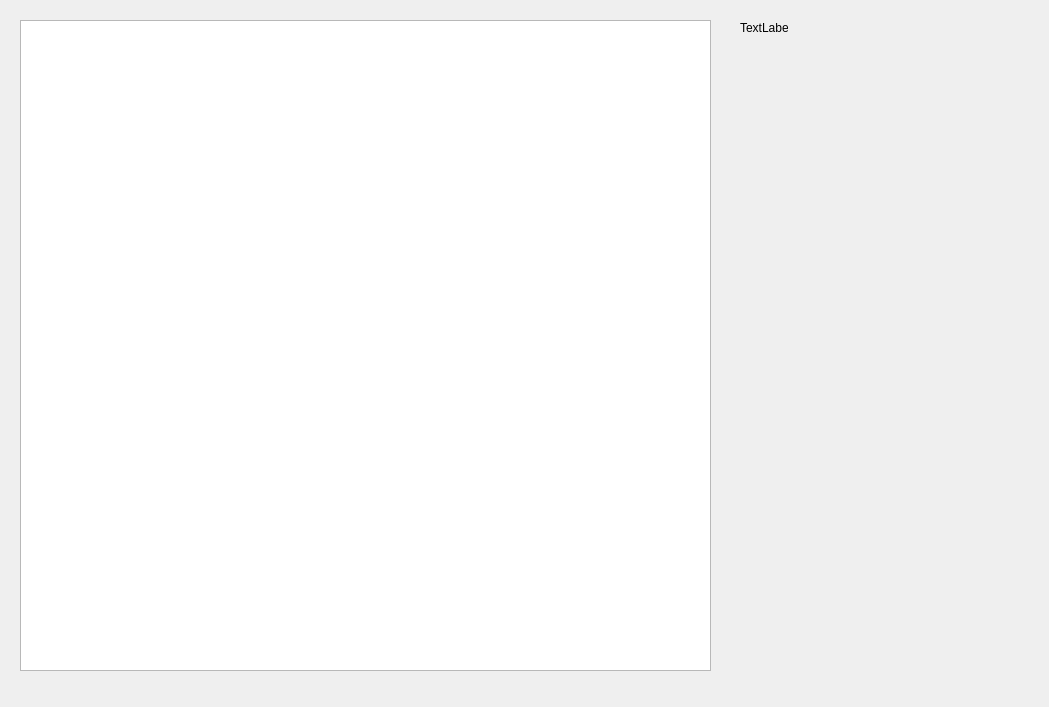
First picture: the form in sessionform.ui, repository FINALYESICAN/Qt_PacketReader, before the edit.
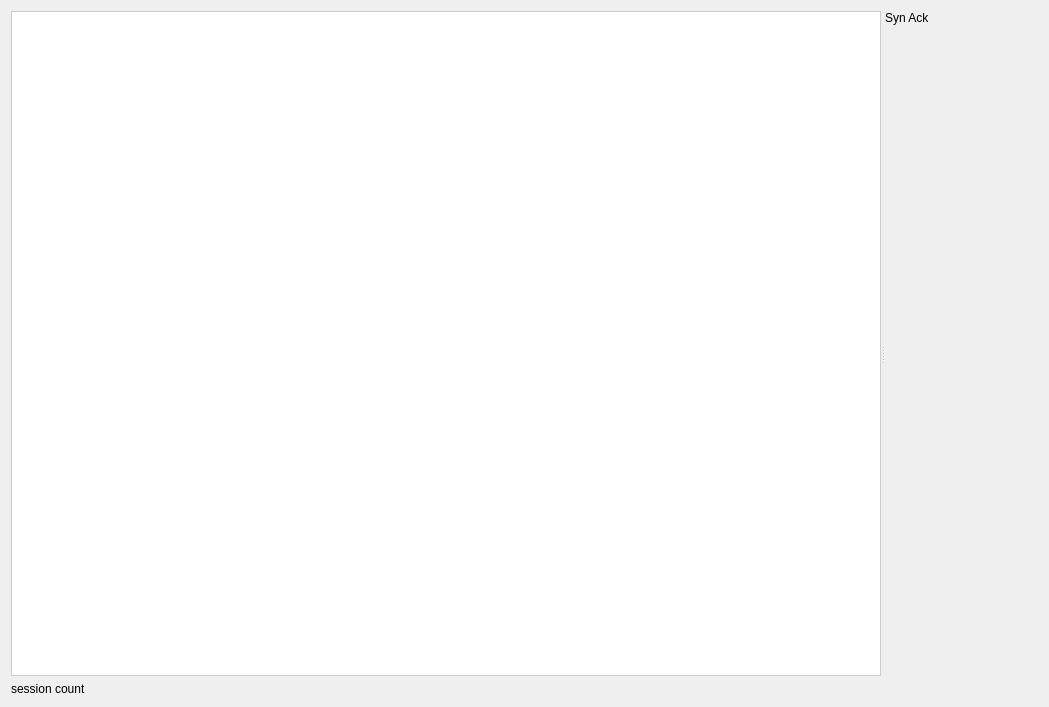
Second picture: the form after the edit.

Diff of the .ui file:
```diff
--- a/sessionform.ui
+++ b/sessionform.ui
@@ -13,49 +13,84 @@
   <property name="windowTitle">
    <string>Form</string>
   </property>
-  <widget class="QTableView" name="tableSessions">
-   <property name="geometry">
-    <rect>
-     <x>20</x>
-     <y>20</y>
-     <width>691</width>
-     <height>651</height>
-    </rect>
-   </property>
-  </widget>
-  <widget class="QWidget" name="rttChartContainer" native="true">
-   <property name="geometry">
-    <rect>
-     <x>740</x>
-     <y>40</y>
-     <width>281</width>
-     <height>351</height>
-    </rect>
-   </property>
-  </widget>
-  <widget class="QWidget" name="tpChartContainer" native="true">
-   <property name="geometry">
-    <rect>
-     <x>740</x>
-     <y>410</y>
-     <width>281</width>
-     <height>261</height>
-    </rect>
-   </property>
-  </widget>
-  <widget class="QLabel" name="lblSynRtt">
-   <property name="geometry">
-    <rect>
-     <x>740</x>
-     <y>20</y>
-     <width>48</width>
-     <height>16</height>
-    </rect>
-   </property>
-   <property name="text">
-    <string>TextLabel</string>
-   </property>
-  </widget>
+  <layout class="QHBoxLayout" name="horizontalLayout">
+   <item>
+    <widget class="QSplitter" name="splitter">
+     <property name="orientation">
+      <enum>Qt::Orientation::Horizontal</enum>
+     </property>
+     <widget class="QWidget" name="">
+      <layout class="QVBoxLayout" name="verticalLayout_2">
+       <item>
+        <widget class="QTableView" name="tableSessions">
+         <property name="styleSheet">
+          <string notr="true">QTableView {
+    background-color: #ffffff;
+    alternate-background-color: #f5f5f5;
+    gridline-color: #dcdcdc;
+    color: #333333;
+    selection-background-color: #d2e3fc;
+    selection-color: #000000;
+    border: 1px solid #cccccc;
+    font-family: &quot;Noto Sans&quot;;
+}
+
+QHeaderView::section {
+    background-color: #eaeaea;
+    color: #202124;
+    padding: 6px;
+    border: 1px solid #cccccc;
+    font-weight: bold;
+}
+
+QTableCornerButton::section {
+    background-color: #eaeaea;
+    border: 1px solid #cccccc;
+}</string>
+         </property>
+        </widget>
+       </item>
+       <item>
+        <widget class="QLabel" name="counter">
+         <property name="text">
+          <string>session count</string>
+         </property>
+        </widget>
+       </item>
+      </layout>
+     </widget>
+     <widget class="QWidget" name="layoutWidget">
+      <layout class="QVBoxLayout" name="verticalLayout">
+       <item>
+        <widget class="QLabel" name="lblSynRtt">
+         <property name="sizePolicy">
+          <sizepolicy hsizetype="Preferred" vsizetype="Fixed">
+           <horstretch>0</horstretch>
+           <verstretch>0</verstretch>
+          </sizepolicy>
+         </property>
+         <property name="minimumSize">
+          <size>
+           <width>0</width>
+           <height>10</height>
+          </size>
+         </property>
+         <property name="text">
+          <string>Syn Ack</string>
+         </property>
+        </widget>
+       </item>
+       <item>
+        <widget class="QWidget" name="rttChartContainer" native="true"/>
+       </item>
+       <item>
+        <widget class="QWidget" name="tpChartContainer" native="true"/>
+       </item>
+      </layout>
+     </widget>
+    </widget>
+   </item>
+  </layout>
  </widget>
  <resources/>
  <connections/>
```
